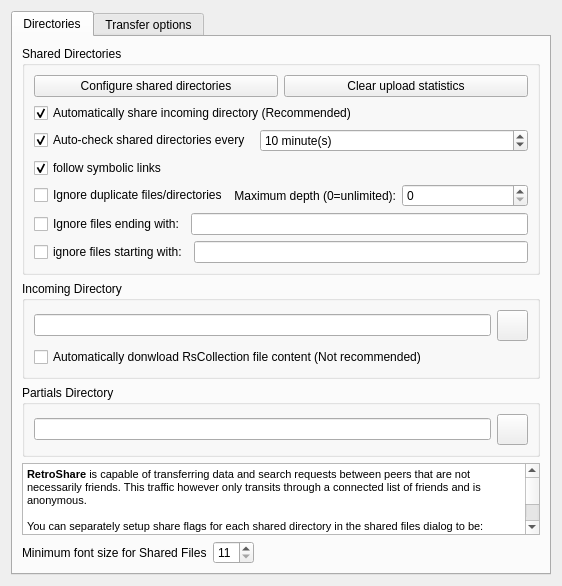
Before: the Qt Designer form retroshare-gui/src/gui/settings/TransferPage.ui in RetroShare/RetroShare, drawn with Qt 5.
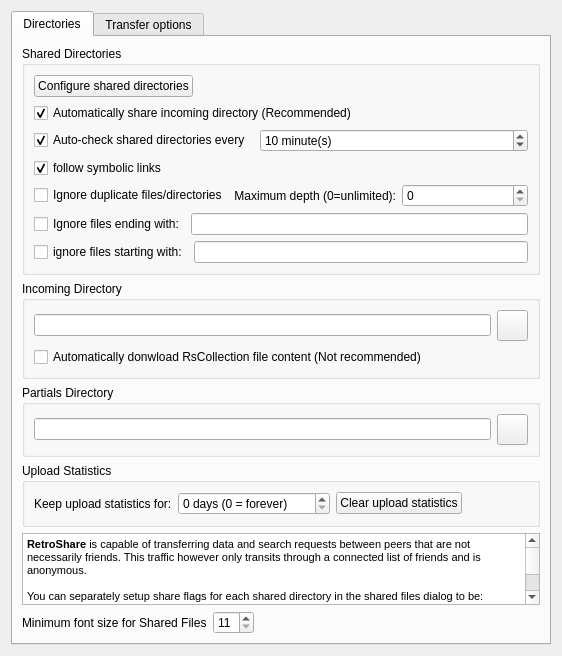
After: the same form once the commit is applied. Icons and pictures are not drawn. Custom widgets are drawn as their Qt base class.

Commit message: add UI for upload stats retention and move clear button to new Upload Statistics group

Patch:
```diff
--- a/retroshare-gui/src/gui/settings/TransferPage.ui
+++ b/retroshare-gui/src/gui/settings/TransferPage.ui
@@ -35,11 +35,17 @@
            </widget>
           </item>
           <item row="0" column="1">
-           <widget class="QPushButton" name="clearuploadStatsButton">
-            <property name="text">
-             <string>Clear upload statistics</string>
+           <spacer name="horizontalSpacer">
+            <property name="orientation">
+             <enum>Qt::Horizontal</enum>
             </property>
-           </widget>
+            <property name="sizeHint" stdset="0">
+             <size>
+              <width>40</width>
+              <height>20</height>
+             </size>
+            </property>
+           </spacer>
           </item>
           <item row="2" column="0" colspan="2">
            <widget class="QCheckBox" name="shareDownloadDirectoryCB">
@@ -291,6 +297,65 @@
         </widget>
        </item>
        <item row="3" column="0">
+         <widget class="QGroupBox" name="uploadStatsGBox">
+          <property name="title">
+           <string>Upload Statistics</string>
+          </property>
+          <layout class="QGridLayout" name="uploadStatsGBoxLayout">
+           <item row="0" column="0">
+            <layout class="QHBoxLayout" name="uploadStatsRetentionHLayout">
+             <item>
+              <widget class="QLabel" name="uploadStatsRetentionLabel">
+               <property name="text">
+                <string>Keep upload statistics for:</string>
+               </property>
+              </widget>
+             </item>
+             <item>
+              <widget class="QSpinBox" name="uploadStatsRetention_SB">
+               <property name="suffix">
+                <string> days (0 = forever)</string>
+               </property>
+               <property name="minimum">
+                <number>0</number>
+               </property>
+               <property name="maximum">
+                <number>3650</number>
+               </property>
+               <property name="value">
+                <number>0</number>
+               </property>
+               <property name="toolTip">
+                <string>&lt;html&gt;&lt;head/&gt;&lt;body&gt;&lt;p&gt;Upload statistics older than this number of days will be deleted. Set to 0 to keep them forever.&lt;/p&gt;&lt;/body&gt;&lt;/html&gt;</string>
+               </property>
+              </widget>
+             </item>
+             <item>
+              <widget class="QPushButton" name="clearuploadStatsButton">
+               <property name="text">
+                <string>Clear upload statistics</string>
+               </property>
+              </widget>
+             </item>
+             <item>
+              <spacer name="uploadStatsHorizontalSpacer">
+               <property name="orientation">
+                <enum>Qt::Horizontal</enum>
+               </property>
+               <property name="sizeHint" stdset="0">
+                <size>
+                 <width>40</width>
+                 <height>20</height>
+                </size>
+               </property>
+              </spacer>
+             </item>
+            </layout>
+           </item>
+          </layout>
+         </widget>
+        </item>
+       <item row="4" column="0">
         <widget class="QTextEdit" name="textEdit">
          <property name="readOnly">
           <bool>true</bool>
@@ -308,7 +373,7 @@
          </property>
         </widget>
        </item>
-       <item row="4" column="0">
+       <item row="5" column="0">
         <layout class="QHBoxLayout" name="minimumFontSizeHLayout">
          <item>
           <widget class="QLabel" name="minimumFontSizeLabel">
@@ -342,7 +407,7 @@
          </item>
         </layout>
        </item>
-       <item row="5" column="0">
+       <item row="6" column="0">
         <spacer name="verticalSpacer_2">
          <property name="orientation">
           <enum>Qt::Vertical</enum>
```
The commit also changes 2 other files.
